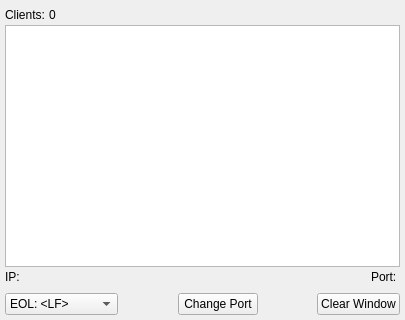
Qt form myserverview.ui (igorf7/TcpDeviceEmulator) before a commit.
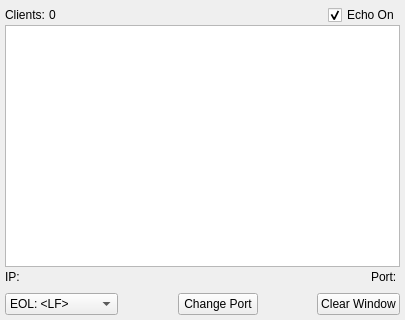
The same form after that commit.

Patch:
```diff
--- a/myserverview.ui
+++ b/myserverview.ui
@@ -60,6 +60,16 @@
          </property>
         </spacer>
        </item>
+       <item>
+        <widget class="QCheckBox" name="echoCheckBox">
+         <property name="text">
+          <string>Echo On</string>
+         </property>
+         <property name="checked">
+          <bool>true</bool>
+         </property>
+        </widget>
+       </item>
       </layout>
      </item>
      <item>
```
